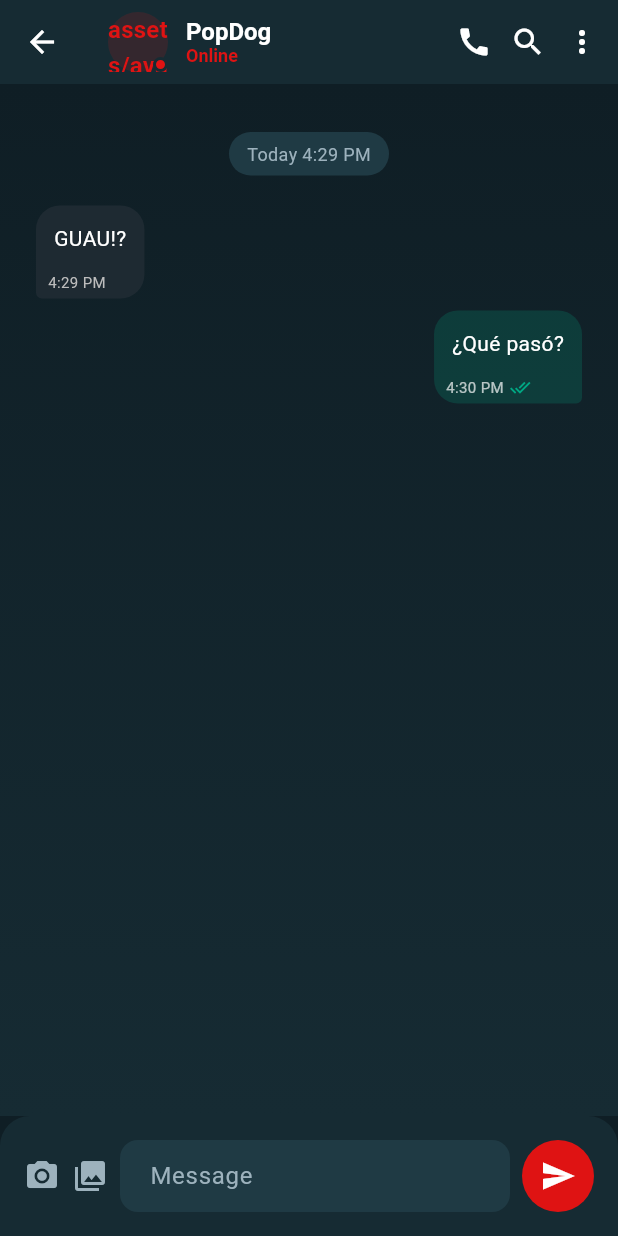
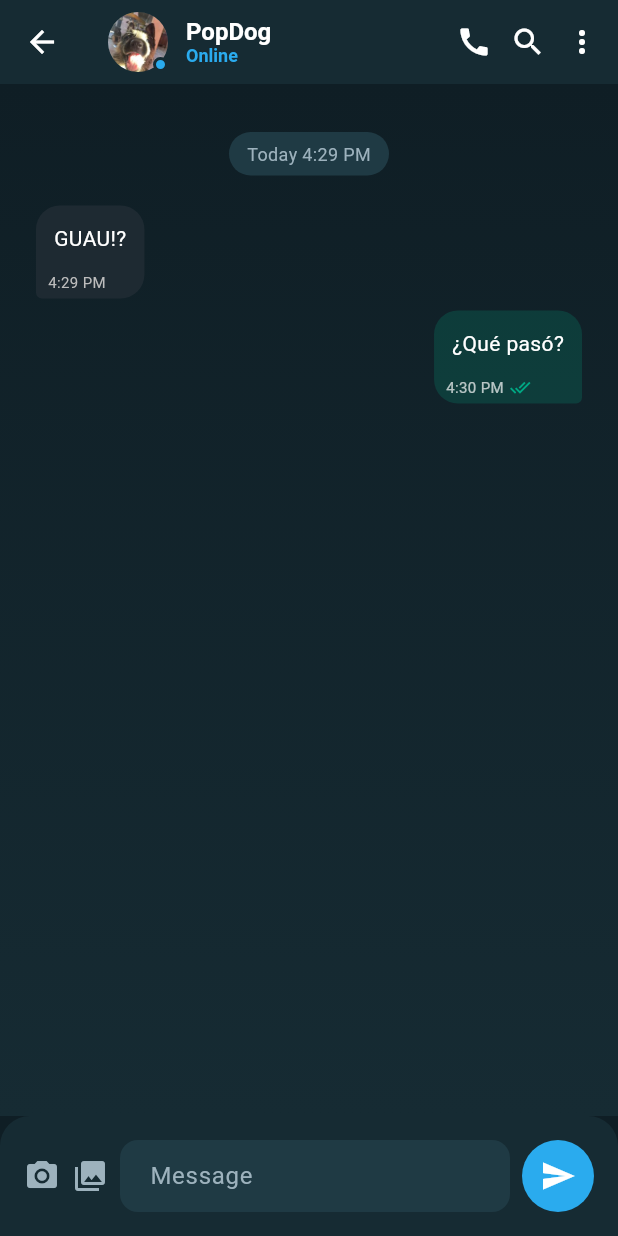
Before and after one commit to YeisenK/Silex, a Flutter app: the screen it shows after launch, after a tap on "PopDog", on a phone screen of 412 x 824 dp. Run offline on Flutter 3.47's test engine with Material 3 defaults, Android fonts, the phone set to English and light mode, and no system bars; Roboto replaces fonts that are missing (GoogleSans).

Commit message:
fix: Avatar images fixed

```diff
--- a/lib/screens/chat_list_screen.dart
+++ b/lib/screens/chat_list_screen.dart
@@ -3,6 +3,8 @@ import '../models/mock_data.dart';
 import '../theme/app_theme.dart';
 import 'chat_screen.dart';
 import 'contacts_screen.dart';
+import '../widgets/user_avatar.dart';
+
 
 class ChatListScreen extends StatefulWidget {
   const ChatListScreen({super.key});
@@ -123,26 +125,9 @@ class ChatsTab extends StatelessWidget {
                   ),
                   leading: Stack(
                     children: [
-                      CircleAvatar(
-                        radius: 20,
-                        backgroundColor: AppTheme.surfaceColor,
-                        child: ClipOval(
-                          child: Image.asset(
-                            chat.avatar,
-                            width: 40,
-                            height: 40,
-                            fit: BoxFit.cover,
-                            errorBuilder: (context, error, stackTrace) {
-                              return Text(
-                                chat.name[0].toUpperCase(),
-                                style: const TextStyle(
-                                  color: AppTheme.accentColor,
-                                  fontWeight: FontWeight.bold,
-                                ),
-                              );
-                            },
-                          ),
-                        ),
+                      UserAvatar(
+                        avatarPath: chat.avatar,
+                        name: chat.name,
                       ),
                       if (chat.isOnline)
                         Positioned(
--- a/lib/screens/chat_screen.dart
+++ b/lib/screens/chat_screen.dart
@@ -1,6 +1,8 @@
 import 'package:flutter/material.dart';
+import 'package:silex/theme/app_theme.dart';
 import '../models/mock_data.dart';
 import '../widgets/chat_bubble.dart';
+import '../widgets/user_avatar.dart';
 
 class ChatScreen extends StatefulWidget {
   final Chat chat;
@@ -15,12 +17,12 @@ class _ChatScreenState extends State<ChatScreen> {
   final TextEditingController _messageController = TextEditingController();
   final ScrollController _scrollController = ScrollController();
 
-  static const Color backgroundColor = Color(0xFF0F1E25);
-  static const Color secondaryBackground = Color(0xFF162B33);
+  static const Color backgroundColor = AppTheme.backgroundPrimary;
+  static const Color secondaryBackground = AppTheme.backgroundSecondary;
   static const Color inputColor = Color(0xFF1F3A44);
-  static const Color accentColor = Color.fromARGB(255, 223, 19, 19);
-  static const Color textPrimary = Colors.white;
-  static const Color textSecondary = Color(0xFF9DB2BD);
+  static const Color accentColor = AppTheme.accentColor;
+  static const Color textPrimary = AppTheme.textPrimary;
+  static const Color textSecondary = AppTheme.textSecondary;
 
   @override
   Widget build(BuildContext context) {
@@ -37,17 +39,9 @@ class _ChatScreenState extends State<ChatScreen> {
           children: [
             Stack(
               children: [
-                CircleAvatar(
-                  radius: 20,
-                  backgroundColor: accentColor.withOpacity(0.15),
-                  child: Text(
-                    widget.chat.avatar,
-                    style: const TextStyle(
-                      fontSize: 16,
-                      fontWeight: FontWeight.bold,
-                      color: accentColor,
-                    ),
-                  ),
+                UserAvatar(
+                  avatarPath: widget.chat.avatar,
+                  name: widget.chat.name,
                 ),
                 if (widget.chat.isOnline)
                   Positioned(
--- a/lib/screens/contacts_screen.dart
+++ b/lib/screens/contacts_screen.dart
@@ -1,4 +1,5 @@
 import 'package:flutter/material.dart';
+import '../widgets/user_avatar.dart';
 import '../models/mock_data.dart';
 import 'add_contact_screen.dart';
 
@@ -40,17 +41,9 @@ class ContactsScreen extends StatelessWidget {
             ),
             leading: Stack(
               children: [
-                CircleAvatar(
-                  radius: 24,
-                  backgroundColor: accentColor.withOpacity(0.15),
-                  child: Text(
-                    contact.avatar,
-                    style: const TextStyle(
-                      fontSize: 18,
-                      fontWeight: FontWeight.bold,
-                      color: accentColor,
-                    ),
-                  ),
+                UserAvatar(
+                  avatarPath: contact.avatar,
+                  name: contact.name,
                 ),
                 if (contact.isOnline)
                   Positioned(
--- /dev/null
+++ b/lib/widgets/user_avatar.dart
@@ -0,0 +1,40 @@
+import 'package:flutter/material.dart';
+import '../theme/app_theme.dart';
+
+class UserAvatar extends StatelessWidget {
+  final String avatarPath;
+  final String name;
+  final double radius;
+
+  const UserAvatar({
+    super.key,
+    required this.avatarPath,
+    required this.name,
+    this.radius = 20,
+  });
+
+  @override
+  Widget build(BuildContext context) {
+    return CircleAvatar(
+      radius: radius,
+      backgroundColor: AppTheme.surfaceColor,
+      child: ClipOval(
+        child: Image.asset(
+          avatarPath,
+          width: radius * 2,
+          height: radius * 2,
+          fit: BoxFit.cover,
+          errorBuilder: (context, error, stackTrace) {
+            return Text(
+              name[0].toUpperCase(),
+              style: const TextStyle(
+                color: AppTheme.accentColor,
+                fontWeight: FontWeight.bold,
+              ),
+            );
+          },
+        ),
+      ),
+    );
+  }
+}
```
